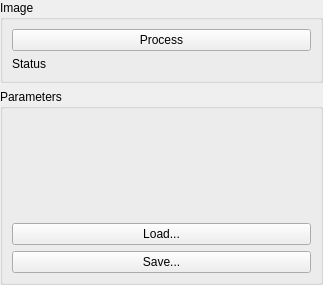
Old version of the form Include/iqtinsp/CGeneralSupplierGuiComp.ui in the repository ImagingTools/IAcf.
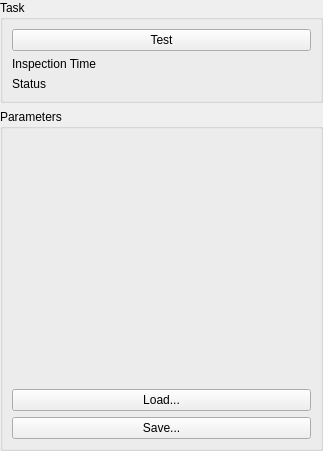
New version of the form.

Commit message: Standard (general) supplier GUI extended. Some supplier parts moved from ACF.

Patch:
```diff
--- a/Include/iqtinsp/CGeneralSupplierGuiComp.ui
+++ b/Include/iqtinsp/CGeneralSupplierGuiComp.ui
@@ -7,13 +7,13 @@
     <x>0</x>
     <y>0</y>
     <width>323</width>
-    <height>285</height>
+    <height>451</height>
    </rect>
   </property>
   <property name="windowTitle">
    <string>Form</string>
   </property>
-  <layout class="QVBoxLayout">
+  <layout class="QVBoxLayout" name="verticalLayout">
    <property name="margin">
     <number>0</number>
    </property>
@@ -26,11 +26,11 @@
       </sizepolicy>
      </property>
      <property name="title">
-      <string>Image</string>
+      <string>Task</string>
      </property>
-     <layout class="QVBoxLayout">
-      <item>
-       <widget class="QPushButton" name="ProcessButton">
+     <layout class="QGridLayout" name="gridLayout">
+      <item row="0" column="0" colspan="3">
+       <widget class="QPushButton" name="TestButton">
         <property name="sizePolicy">
          <sizepolicy hsizetype="Preferred" vsizetype="Fixed">
           <horstretch>0</horstretch>
@@ -38,30 +38,35 @@
          </sizepolicy>
         </property>
         <property name="text">
-         <string>Process</string>
+         <string>Test</string>
         </property>
        </widget>
       </item>
-      <item>
-       <widget class="QFrame" name="ImageParamsLabel">
-        <property name="frameShape">
-         <enum>QFrame::NoFrame</enum>
-        </property>
-        <property name="frameShadow">
-         <enum>QFrame::Raised</enum>
-        </property>
-        <layout class="QHBoxLayout">
-         <property name="margin">
-          <number>0</number>
-         </property>
-         <item>
+      <item row="1" column="0">
           <widget class="QLabel" name="label">
            <property name="text">
+         <string>Inspection Time</string>
+        </property>
+       </widget>
+      </item>
+      <item row="1" column="1" colspan="2">
+       <widget class="QLabel" name="InspectionTimeLabel">
+        <property name="text">
+         <string/>
+        </property>
+        <property name="alignment">
+         <set>Qt::AlignRight|Qt::AlignTrailing|Qt::AlignVCenter</set>
+        </property>
+       </widget>
+      </item>
+      <item row="2" column="0">
+       <widget class="QLabel" name="label_2">
+        <property name="text">
             <string>Status</string>
            </property>
           </widget>
          </item>
-         <item>
+      <item row="2" column="1" colspan="2">
           <widget class="QLabel" name="StatusLabel">
            <property name="text">
             <string/>
@@ -69,9 +74,6 @@
            <property name="alignment">
             <set>Qt::AlignRight|Qt::AlignTrailing|Qt::AlignVCenter</set>
            </property>
-          </widget>
-         </item>
-        </layout>
        </widget>
       </item>
      </layout>
```
Lines whose indentation alone changed are shown as unchanged. The commit also changes 13 other files.
